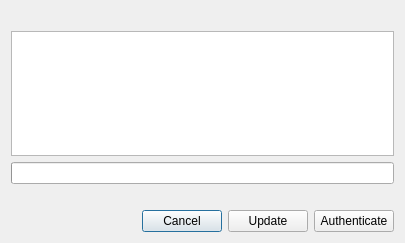
First picture: the form in src/browser/BrowserPasskeysConfirmationDialog.ui, repository keepassxreboot/keepassxc, before the edit.
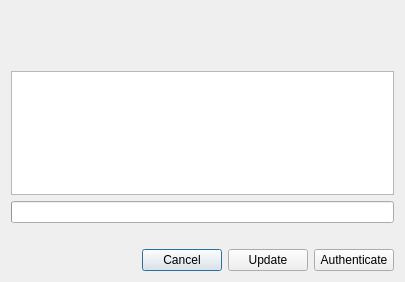
Second picture: the form after the edit.

The edit to the form file:
```diff
--- a/src/browser/BrowserPasskeysConfirmationDialog.ui
+++ b/src/browser/BrowserPasskeysConfirmationDialog.ui
@@ -7,9 +7,15 @@
     <x>0</x>
     <y>0</y>
     <width>405</width>
-    <height>243</height>
+    <height>282</height>
    </rect>
   </property>
+  <property name="sizePolicy">
+   <sizepolicy hsizetype="Preferred" vsizetype="Minimum">
+    <horstretch>0</horstretch>
+    <verstretch>0</verstretch>
+   </sizepolicy>
+  </property>
   <property name="windowTitle">
    <string>KeePassXC: Passkey credentials</string>
   </property>
@@ -26,6 +32,44 @@
      </property>
     </widget>
    </item>
+   <item>
+    <widget class="QLabel" name="dataLabel">
+     <property name="textFormat">
+      <enum>Qt::PlainText</enum>
+     </property>
+     <property name="alignment">
+      <set>Qt::AlignLeading|Qt::AlignLeft|Qt::AlignTop</set>
+     </property>
+    </widget>
+   </item>
+   <item>
+    <widget class="QLabel" name="secondLabel">
+     <property name="font">
+      <font>
+       <bold>true</bold>
+      </font>
+     </property>
+     <property name="alignment">
+      <set>Qt::AlignLeading|Qt::AlignLeft|Qt::AlignTop</set>
+     </property>
+    </widget>
+   </item>
+   <item>
+    <spacer name="verticalSpacer">
+     <property name="orientation">
+      <enum>Qt::Vertical</enum>
+     </property>
+     <property name="sizeType">
+      <enum>QSizePolicy::Expanding</enum>
+     </property>
+     <property name="sizeHint" stdset="0">
+      <size>
+       <width>20</width>
+       <height>10</height>
+      </size>
+     </property>
+    </spacer>
+   </item>
    <item>
     <widget class="QTableWidget" name="credentialsTable">
      <property name="sizePolicy">
```
Left out of the diff: 4 changed lines with no effect on the pictures.
